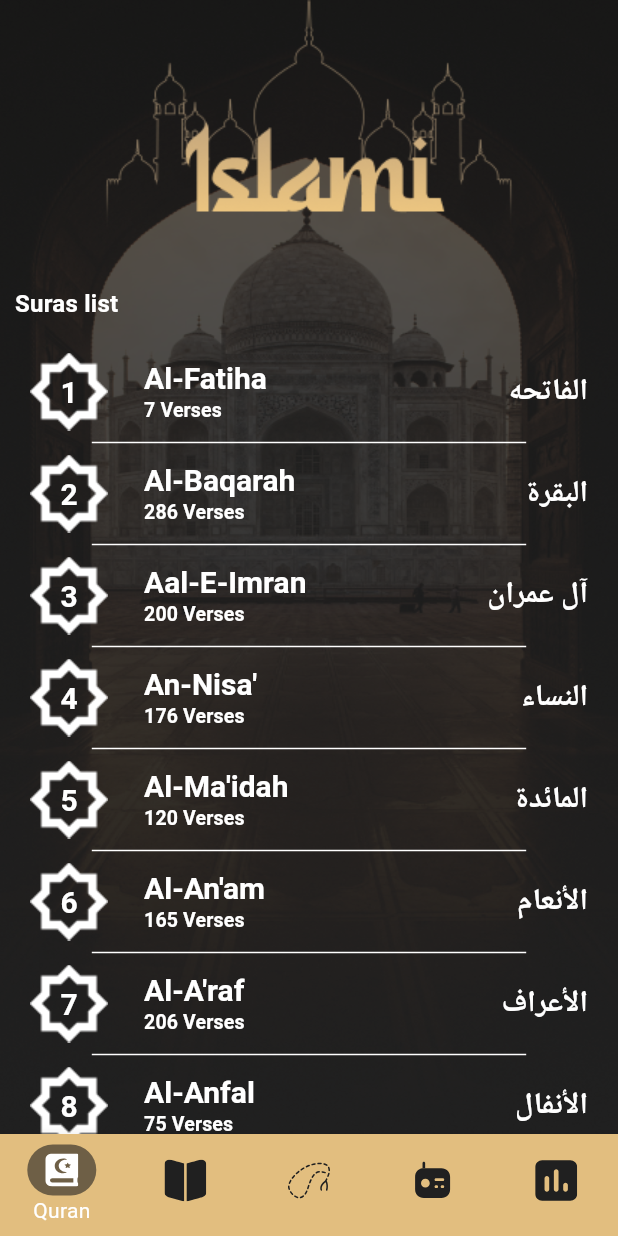
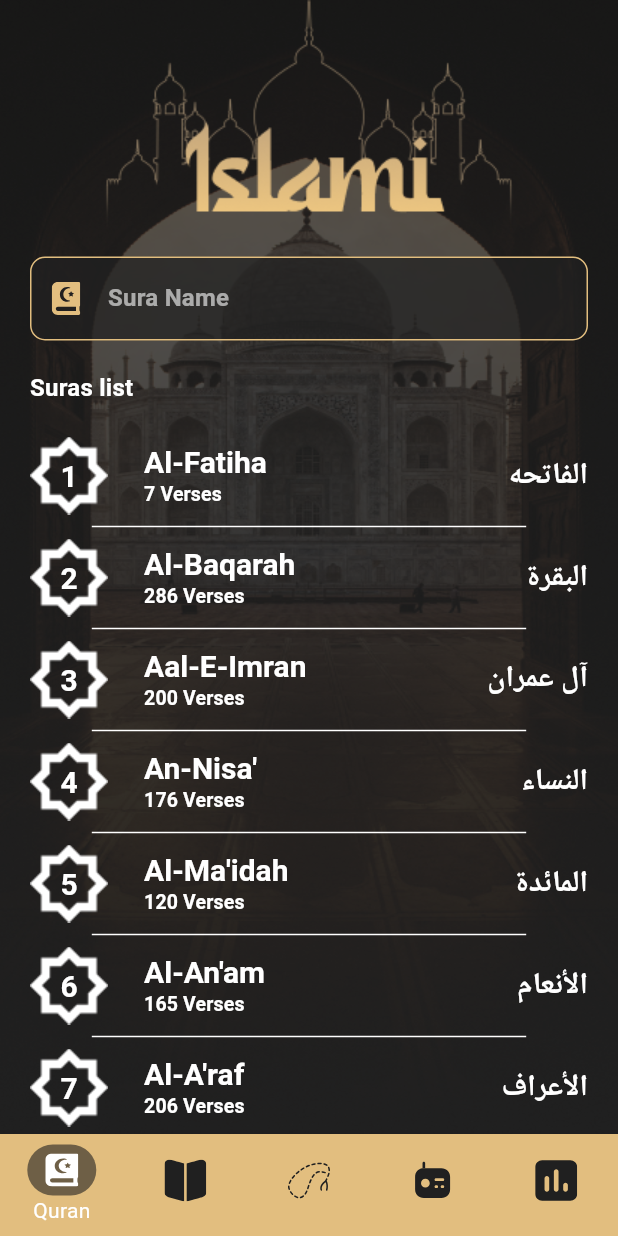
Before and after one commit to amalaldogaishaa/islami_app, a Flutter app: the screen it shows after launch, on a phone screen of 412 x 824 dp. Run offline on Flutter 3.47's test engine with Material 3 defaults, Android fonts, the phone set to English and light mode, and no system bars; our stand-ins replace flutter_svg.

Commit message:
Adding searchSuraName

```diff
--- a/lib/screen/tabs/quran/quran_service.dart
+++ b/lib/screen/tabs/quran/quran_service.dart
@@ -363,6 +363,17 @@
     num: index + 1,
   );
 
+  static void searchSura(String query) {
+    suras.clear();
+    for (int i = 0; i < 114; i++) {
+      if (arabicSurasNames[i].contains(query) ||
+          englishSurahsNames[i].toLowerCase().contains(query.toLowerCase())) {
+        Sura sura = getSuraFromIndex(i);
+        suras.add(sura);
+      }
+    }
+  }
+
   static Future<String> loadSuraFile(int suraNum) =>
       rootBundle.loadString('assets/textdata/$suraNum.txt');
 }
--- a/lib/screen/tabs/quran/quran_tab.dart
+++ b/lib/screen/tabs/quran/quran_tab.dart
@@ -1,13 +1,19 @@
 import 'package:flutter/material.dart';
+import 'package:flutter_svg/flutter_svg.dart';
 import 'package:islami_app/screen/tabs/quran/quran_service.dart';
 import 'package:islami_app/screen/tabs/quran/sura.dart';
 import 'package:islami_app/screen/tabs/quran/sura_details_screen.dart';
 import 'package:islami_app/screen/tabs/quran/sura_item.dart';
 import 'package:islami_app/them/app_theme.dart';
 
-class QuranTab extends StatelessWidget {
+class QuranTab extends StatefulWidget {
   const QuranTab({super.key});
 
+  @override
+  State<QuranTab> createState() => _QuranTabState();
+}
+
+class _QuranTabState extends State<QuranTab> {
   @override
   Widget build(BuildContext context) {
     double screenWidth = MediaQuery.sizeOf(context).width;
@@ -15,7 +21,30 @@
       crossAxisAlignment: CrossAxisAlignment.start,
       children: [
         Padding(
-          padding: EdgeInsets.symmetric(horizontal: 10, vertical: 20),
+          padding: EdgeInsets.symmetric(horizontal: 20),
+          child: TextField(
+            style: Theme.of(context).textTheme.titleMedium,
+            decoration: InputDecoration(
+              hintText: 'Sura Name',
+              prefixIcon: SvgPicture.asset(
+                'assets/icons/quran.svg',
+                colorFilter: ColorFilter.mode(
+                  AppTheme.primary,
+                  BlendMode.srcIn,
+                ),
+                height: 28,
+                width: 28,
+                fit: BoxFit.scaleDown,
+              ),
+            ),
+            onChanged: (query) {
+              QuranService.searchSura(query);
+              setState(() {});
+            },
+          ),
+        ),
+        Padding(
+          padding: EdgeInsets.symmetric(horizontal: 20, vertical: 20),
           child: Text(
             'Suras list',
             style: Theme.of(context).textTheme.titleMedium,
--- a/lib/them/app_theme.dart
+++ b/lib/them/app_theme.dart
@@ -25,6 +25,23 @@
       selectedItemColor: Colors.white,
       showUnselectedLabels: false,
     ),
+    inputDecorationTheme: InputDecorationTheme(
+      filled: true,
+      fillColor: black.withValues(alpha: 0.7),
+      hintStyle: TextStyle(
+        fontSize: 16,
+        fontWeight: FontWeight.bold,
+        color: white.withValues(alpha: 0.6),
+      ),
+      enabledBorder: OutlineInputBorder(
+        borderSide: BorderSide(width: 1, color: primary),
+        borderRadius: BorderRadius.circular(10),
+      ),
+      focusedBorder: OutlineInputBorder(
+        borderSide: BorderSide(width: 1, color: primary),
+        borderRadius: BorderRadius.circular(10),
+      ),
+    ),
     textTheme: TextTheme(
       titleMedium: TextStyle(
         fontSize: 16,
```
